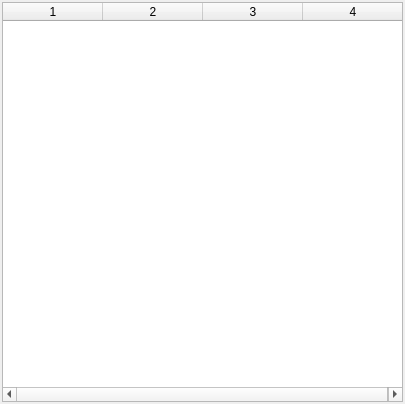
First picture: the form in Code/Tools/Inspector/SubsystemsWidget.ui, repository ezEngine/ezEngine, before the edit.
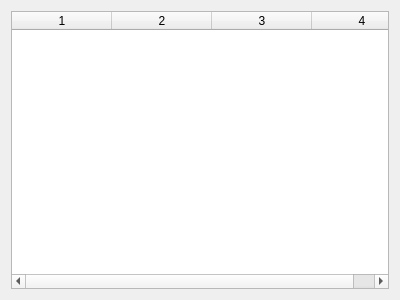
Second picture: the form after the edit.

What changed in the file:
```diff
--- a/Code/Tools/Inspector/SubsystemsWidget.ui
+++ b/Code/Tools/Inspector/SubsystemsWidget.ui
@@ -1,53 +1,19 @@
 <?xml version="1.0" encoding="UTF-8"?>
 <ui version="4.0">
  <class>SubsystemsWidget</class>
- <widget class="QDockWidget" name="SubsystemsWidget">
+ <widget class="QWidget" name="SubsystemsWidget">
   <property name="geometry">
    <rect>
     <x>0</x>
     <y>0</y>
-    <width>405</width>
-    <height>404</height>
+    <width>400</width>
+    <height>300</height>
    </rect>
   </property>
-  <property name="minimumSize">
-   <size>
-    <width>273</width>
-    <height>284</height>
-   </size>
-  </property>
-  <property name="sizeIncrement">
-   <size>
-    <width>5</width>
-    <height>5</height>
-   </size>
-  </property>
-  <property name="features">
-   <set>QDockWidget::AllDockWidgetFeatures</set>
-  </property>
-  <property name="allowedAreas">
-   <set>Qt::AllDockWidgetAreas</set>
-  </property>
   <property name="windowTitle">
    <string>Subsystems</string>
   </property>
-  <widget class="QWidget" name="dockWidgetContents">
    <layout class="QHBoxLayout" name="horizontalLayout">
-    <property name="spacing">
-     <number>0</number>
-    </property>
-    <property name="leftMargin">
-     <number>2</number>
-    </property>
-    <property name="topMargin">
-     <number>2</number>
-    </property>
-    <property name="rightMargin">
-     <number>2</number>
-    </property>
-    <property name="bottomMargin">
-     <number>2</number>
-    </property>
     <item>
      <widget class="QTableWidget" name="TableSubsystems">
       <property name="editTriggers">
@@ -85,9 +51,6 @@
     </item>
    </layout>
   </widget>
- </widget>
- <resources>
-  <include location="resources.qrc"/>
- </resources>
+ <resources/>
  <connections/>
 </ui> 
```
Left out of the diff: 2 changed lines with no effect on the pictures. Lines whose indentation alone changed are shown as unchanged.
